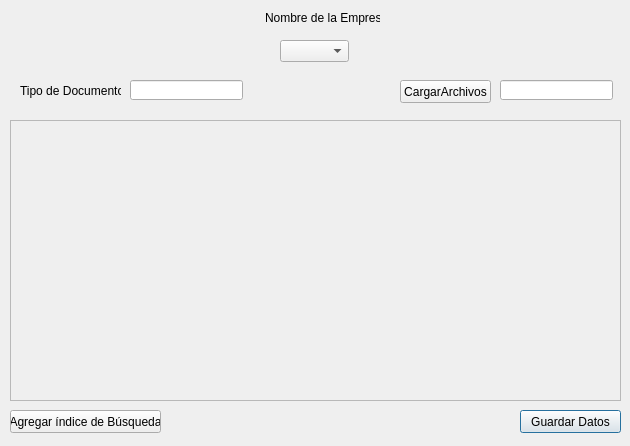
Qt form src/vistas/VistaAdminCargarArchivos.ui (ArthourVaSa/Aplicacion-Visor) before a commit.
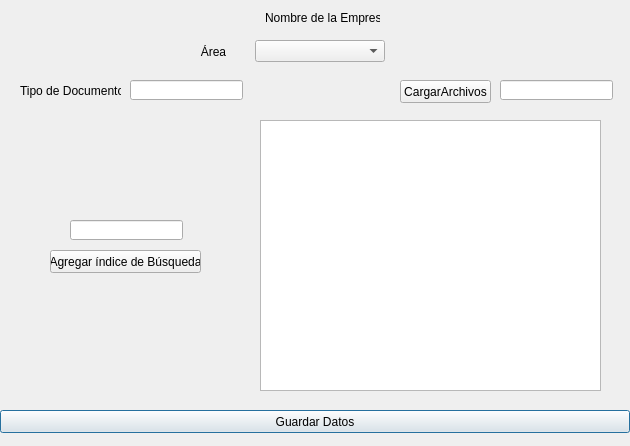
The same form after that commit.

```diff
--- a/src/vistas/VistaAdminCargarArchivos.ui
+++ b/src/vistas/VistaAdminCargarArchivos.ui
@@ -49,35 +49,12 @@
     <string>Nombre de la Empresa</string>
    </property>
   </widget>
-  <widget class="QScrollArea" name="scrollArea_i_b">
-   <property name="geometry">
-    <rect>
-     <x>10</x>
-     <y>120</y>
-     <width>611</width>
-     <height>281</height>
-    </rect>
-   </property>
-   <property name="widgetResizable">
-    <bool>true</bool>
-   </property>
-   <widget class="QWidget" name="scrollAreaWidgetContents">
-    <property name="geometry">
-     <rect>
-      <x>0</x>
-      <y>0</y>
-      <width>609</width>
-      <height>279</height>
-     </rect>
-    </property>
-   </widget>
-  </widget>
   <widget class="QPushButton" name="pushButton_guardar_datos">
    <property name="geometry">
     <rect>
-     <x>520</x>
+     <x>0</x>
      <y>410</y>
-     <width>101</width>
+     <width>630</width>
      <height>23</height>
     </rect>
    </property>
@@ -88,9 +65,9 @@
   <widget class="QComboBox" name="comboBox_area">
    <property name="geometry">
     <rect>
-     <x>280</x>
+     <x>255</x>
      <y>40</y>
-     <width>69</width>
+     <width>130</width>
      <height>22</height>
     </rect>
    </property>
@@ -124,8 +101,8 @@
   <widget class="QPushButton" name="pushButton_agregar_i_b">
    <property name="geometry">
     <rect>
-     <x>10</x>
-     <y>410</y>
+     <x>50</x>
+     <y>250</y>
      <width>151</width>
      <height>23</height>
     </rect>
@@ -134,6 +111,42 @@
     <string>Agregar índice de Búsqueda</string>
    </property>
   </widget>
+  <widget class="QLabel" name="label_2">
+   <property name="geometry">
+    <rect>
+     <x>190</x>
+     <y>45</y>
+     <width>47</width>
+     <height>13</height>
+    </rect>
+   </property>
+   <property name="text">
+    <string>Área</string>
+   </property>
+   <property name="alignment">
+    <set>Qt::AlignCenter</set>
+   </property>
+  </widget>
+  <widget class="QLineEdit" name="lineEdit_i_b">
+   <property name="geometry">
+    <rect>
+     <x>70</x>
+     <y>220</y>
+     <width>113</width>
+     <height>20</height>
+    </rect>
+   </property>
+  </widget>
+  <widget class="QListView" name="listView_i_b">
+   <property name="geometry">
+    <rect>
+     <x>260</x>
+     <y>120</y>
+     <width>341</width>
+     <height>271</height>
+    </rect>
+   </property>
+  </widget>
  </widget>
  <resources/>
  <connections/>
```
Left out of the diff: 2 changed lines with no effect on the pictures.
